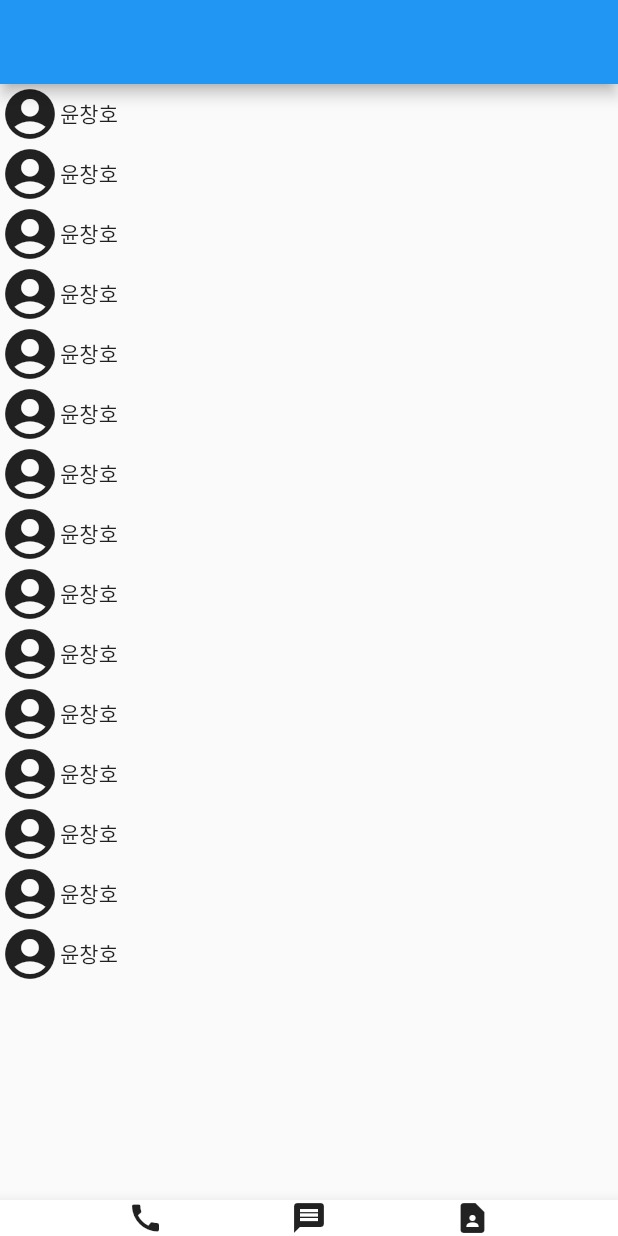
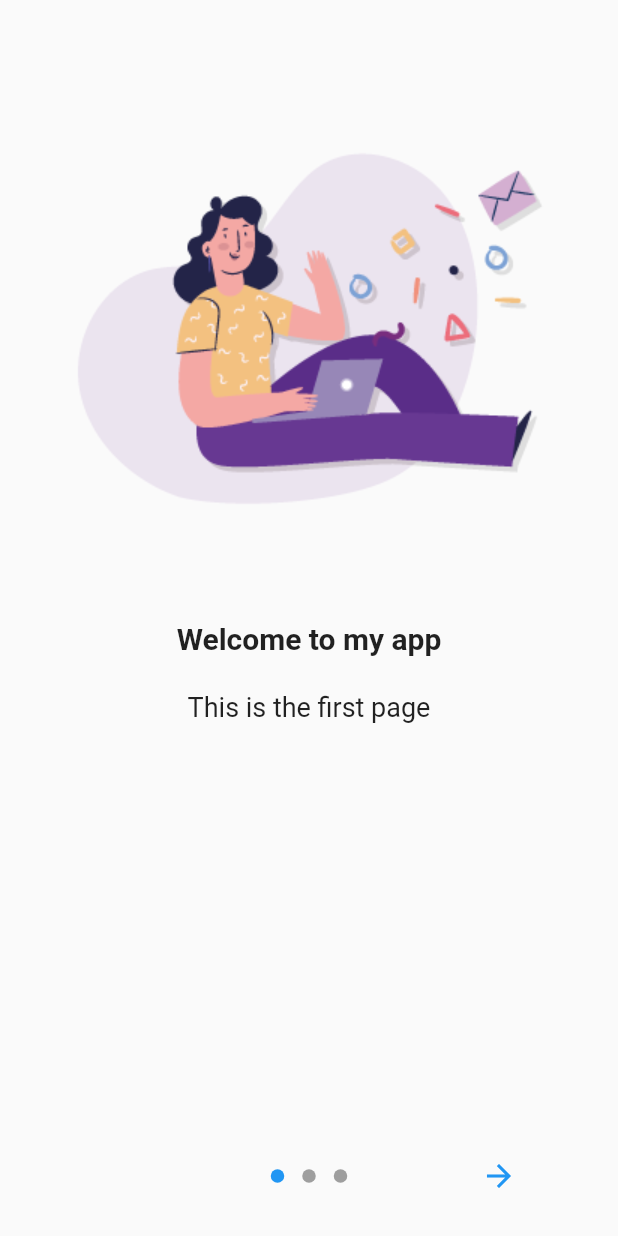
Before and after one commit to changDDAO/contact, a Flutter app: the screen it shows after launch, on a phone screen of 412 x 824 dp. Run offline on Flutter 3.47's test engine with Material 2 defaults, Android fonts, the phone set to English and light mode, and no system bars; drawn by our look-alikes of introduction_screen.

Commit message:
use OnBoardingPage at home

```diff
--- a/lib/main.dart
+++ b/lib/main.dart
@@ -1,4 +1,6 @@
 import 'package:flutter/material.dart';
+
+import 'onboarding.dart';
 
 void main() {
   runApp(const MyApp());
@@ -9,55 +11,39 @@ class MyApp extends StatelessWidget {
 
   @override
   Widget build(BuildContext context) {
-    return MaterialApp(
-        home: Scaffold(
-          appBar: AppBar(),
-          body: ListView(
-            children: [
-              ContactInfo(),
-              ContactInfo(),
-              ContactInfo(),
-              ContactInfo(),ContactInfo(),ContactInfo(),
-              ContactInfo(),ContactInfo(),ContactInfo(),ContactInfo(),
-              ContactInfo(),ContactInfo(),ContactInfo(),ContactInfo(),ContactInfo(),
-            ]
-          ),
-          bottomNavigationBar: BotNavBar(),
+    return const MaterialApp(
+        home: OnBoardingPage(),
+    );
+  }
 
-        )
+}
+
+class MyPage extends StatelessWidget {
+  const MyPage({Key? key}) : super(key: key);
+
+  @override
+  Widget build(BuildContext context) {
+    return Scaffold(
+      appBar: AppBar(
+        title: const Text('Main Page'),
+      ),
+      body: Center(
+        child: Column(
+          children: [
+            const Text('Main Screen',
+            style: TextStyle(
+              fontWeight: FontWeight.bold,
+              fontSize: 25
+            ),
+            ),
+            ElevatedButton(
+                onPressed: (){},
+                child: const Text('Go to onboarding screen')
+            )
+          ],
+        ),
+
+      )
     );
   }
 }
-
-class ContactInfo extends StatelessWidget {
-  const ContactInfo({Key? key}) : super(key: key);
-
-  @override
-  Widget build(BuildContext context) {
-    return const SizedBox(
-      child: Row(
-        children: [
-          Icon(Icons.account_circle,size: 40),
-          Expanded(child: Text('윤창호'))
-          ],
-      ),
-    );
-  }
-}
-class BotNavBar extends StatelessWidget {
-  const BotNavBar({Key? key}) : super(key: key);
-
-  @override
-  Widget build(BuildContext context) {
-    return const BottomAppBar(
-      child: Row(
-        mainAxisAlignment: MainAxisAlignment.spaceEvenly,
-        children: [
-          Icon(Icons.call),
-          Icon(Icons.message),
-          Icon(Icons.contact_page),
-        ],
-      ),
-    );
-  }
-}
--- /dev/null
+++ b/lib/onboarding.dart
@@ -0,0 +1,37 @@
+import 'package:contact/main.dart';
+import 'package:flutter/material.dart';
+import 'package:introduction_screen/introduction_screen.dart';
+
+class OnBoardingPage extends StatelessWidget {
+  const OnBoardingPage({Key? key}) : super(key: key);
+
+  @override
+  Widget build(BuildContext context) {
+    return IntroductionScreen(
+      pages: [
+        PageViewModel(
+          title: 'Welcome to my app',
+          body: 'This is the first page',
+            image : Image.asset('image/page1.png'),
+        ), PageViewModel(
+            title: 'Welcome to my app',
+            body: 'This is the first page',
+          image : Image.asset('image/page2.png'),
+
+        ), PageViewModel(
+            title: 'Welcome to my app',
+            body: 'This is the first page',
+          image : Image.asset('image/page3.png'),
+
+        ),
+      ],
+      done:  Text('done'),
+      onDone: () {
+        Navigator.of(context).push(
+          MaterialPageRoute(builder: (context)=> const MyPage()),
+        );
+      },
+      next: const Icon(Icons.arrow_forward),
+    );
+  }
+}
--- a/pubspec.yaml
+++ b/pubspec.yaml
@@ -35,6 +35,7 @@ dependencies:
   # The following adds the Cupertino Icons font to your application.
   # Use with the CupertinoIcons class for iOS style icons.
   cupertino_icons: ^1.0.2
+  introduction_screen: ^3.1.9
 
 dev_dependencies:
   flutter_test:
@@ -53,7 +54,7 @@ dev_dependencies:
 # The following section is specific to Flutter packages.
 flutter:
   assets:
-    - assets/
+    - image/
 
   # The following line ensures that the Material Icons font is
   # included with your application, so that you can use the icons in
```
Also changed, not shown: image/cat.png (renamed from assets/cat.png), image/page1.png (added), image/page2.png (added), image/page3.png (added), pubspec.lock.
